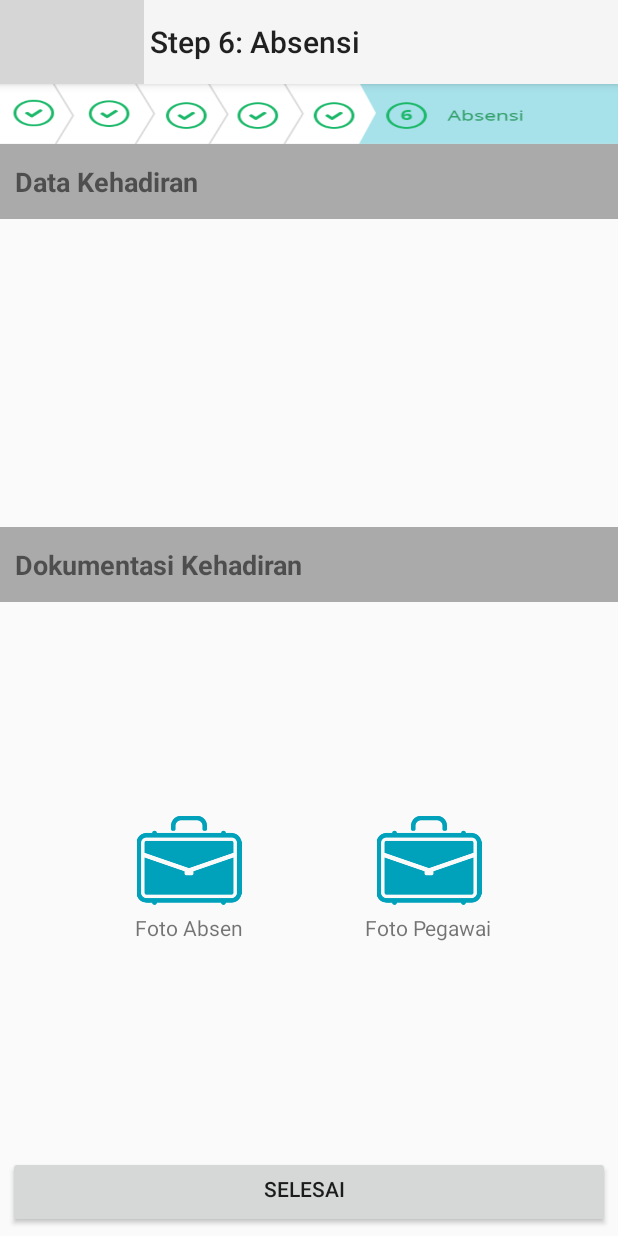
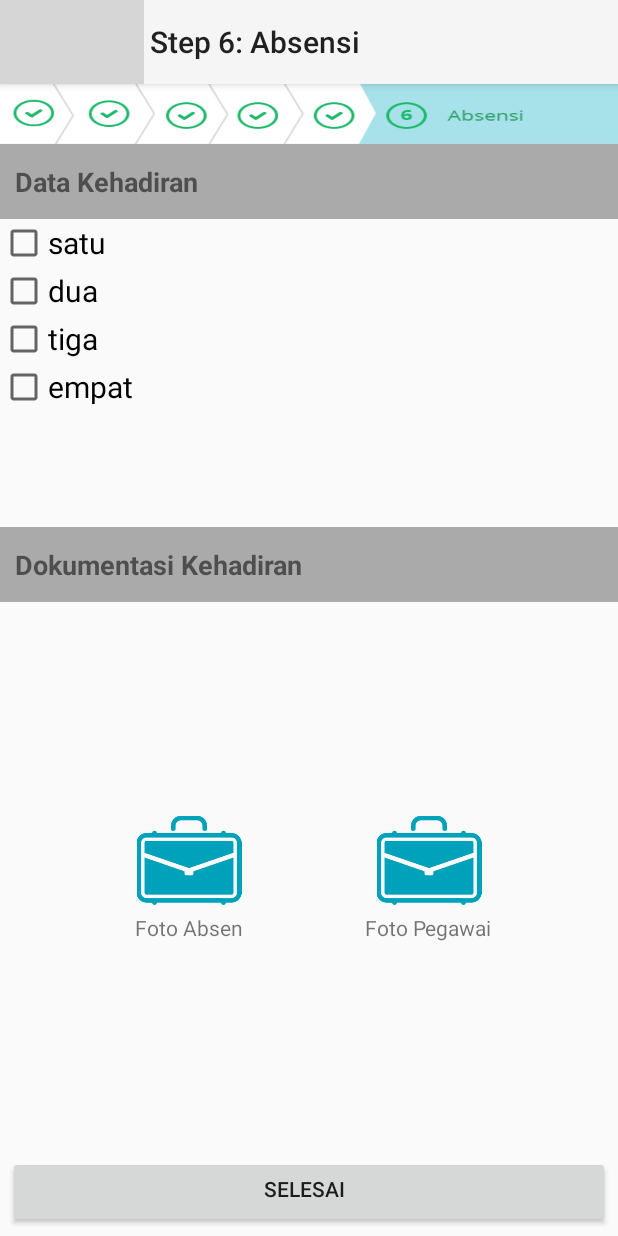
Before and after one commit to rahmatridhamus/MyNato, an Android app: the Step6Absensi screen opened directly, with no data from a screen before it, on a phone screen of 412 x 824 dp. Run offline under Robolectric (Android 15) with nearby library versions, the phone set to English and light mode, and no system bars; grey boxes are pictures that could not be loaded.

Commit message:
radio and checkbox dynamic programmatically

```diff
--- a/app/src/main/AndroidManifest.xml
+++ b/app/src/main/AndroidManifest.xml
@@ -40,7 +40,9 @@
         <activity android:name=".StepCoCActivity.CocVerified" />
         <activity android:name=".Pemberitahuan.Pemberitahuan" />
         <activity android:name=".Pemberitahuan.pemberitahuanDetil" />
-        <activity android:name=".StepCoCActivity.PrepareAddCoc"></activity>
+        <activity android:name=".StepCoCActivity.PrepareAddCoc" />
+        <activity android:name=".StepCoCActivity.PakKadir" />
+        <activity android:name=".StepCoCActivity.Survey" />
     </application>
 
 </manifest>
--- a/app/src/main/java/com/example/rahmatridham/mynato/StepCoCActivity/Step6Absensi.java
+++ b/app/src/main/java/com/example/rahmatridham/mynato/StepCoCActivity/Step6Absensi.java
@@ -6,15 +6,23 @@ import android.os.Bundle;
 import android.support.v7.widget.Toolbar;
 import android.view.View;
 import android.widget.Button;
+import android.widget.CheckBox;
+import android.widget.LinearLayout;
 import android.widget.RelativeLayout;
+import android.widget.Toast;
 
 import com.example.rahmatridham.mynato.LandingPage;
 import com.example.rahmatridham.mynato.R;
 
+import java.util.ArrayList;
+
 public class Step6Absensi extends AppCompatActivity {
     Button selesai;
     RelativeLayout screen;
-
+    LinearLayout linearLayout;
+    ArrayList<String> list;
+    ArrayList<CheckBox> listCheckBox;
+    CheckBox checkBox;
     @Override
     protected void onCreate(Bundle savedInstanceState) {
         super.onCreate(savedInstanceState);
@@ -27,6 +35,7 @@ public class Step6Absensi extends AppCompatActivity {
         selesai.setOnClickListener(new View.OnClickListener() {
             @Override
             public void onClick(View v) {
+                getCheckedName();
                 Intent intent = new Intent(Step6Absensi.this,LandingPage.class);
                 startActivity(intent);
             }
@@ -39,5 +48,46 @@ public class Step6Absensi extends AppCompatActivity {
             public void onClick(View v) {
             }
         });
+
+        linearLayout = (LinearLayout) findViewById(R.id.checkAbsensi);
+        generateCheckList();
+    }
+
+    public void generateCheckList(){
+        list = new ArrayList<>();
+        listCheckBox = new ArrayList<>();
+        list.add("satu");
+        list.add("dua");
+        list.add("tiga");
+        list.add("empat");
+
+        for (int i = 0; i < list.size(); i++) {
+            checkBox = new CheckBox(this);
+            checkBox.setTextSize(20);
+            checkBox.setId(i);
+            checkBox.setText(list.get(i));
+            checkBox.setOnClickListener(clickingListener(checkBox));
+            linearLayout.addView(checkBox);
+            listCheckBox.add(checkBox);
+        }
+    }
+
+    View.OnClickListener clickingListener(final Button button){
+        return new View.OnClickListener() {
+            @Override
+            public void onClick(View v) {
+                Toast.makeText(Step6Absensi.this, "Mantap", Toast.LENGTH_SHORT).show();
+            }
+        };
+    }
+
+    void getCheckedName(){
+        String s = "";
+        for (int i = 0; i < listCheckBox.size(); i++) {
+            if(listCheckBox.get(i).isChecked()){
+                s+=listCheckBox.get(i).getText().toString();
+            }
+        }
+        Toast.makeText(this, s, Toast.LENGTH_SHORT).show();
     }
 }
--- a/app/src/main/res/layout/activity_coc_verified.xml
+++ b/app/src/main/res/layout/activity_coc_verified.xml
@@ -70,6 +70,7 @@
         android:layout_height="match_parent"
         android:layout_below="@+id/relaycoc"
         android:layout_marginTop="10dp"
+        android:gravity="center_horizontal"
         android:id="@+id/radioTipecoc"
         android:layout_above="@+id/buttonSelanjutnya" />
 
--- a/app/src/main/res/layout/activity_step1_visi_misi.xml
+++ b/app/src/main/res/layout/activity_step1_visi_misi.xml
@@ -63,7 +63,8 @@
                 android:paddingLeft="10dp"
                 android:paddingRight="10dp"
                 android:paddingStart="10dp"
-                android:paddingTop="10dp" />
+                android:paddingTop="10dp"
+                android:id="@+id/descVisi" />
 
         </ScrollView>
 
@@ -127,7 +128,8 @@
                 android:paddingLeft="10dp"
                 android:paddingRight="10dp"
                 android:paddingStart="10dp"
-                android:paddingTop="10dp" />
+                android:paddingTop="10dp"
+                android:id="@+id/descMisi" />
 
         </ScrollView>
     </RelativeLayout>
--- a/app/src/main/res/layout/activity_step6_absensi.xml
+++ b/app/src/main/res/layout/activity_step6_absensi.xml
@@ -48,15 +48,16 @@
                 android:textSize="18sp" />
         </RelativeLayout>
 
-        <RadioGroup
-            android:id="@+id/radioTataNilai"
+        <LinearLayout
+            android:orientation="vertical"
+            android:id="@+id/checkAbsensi"
             android:layout_width="match_parent"
             android:layout_height="match_parent"
             android:layout_alignParentLeft="true"
             android:layout_alignParentStart="true"
             android:layout_below="@+id/relDatdir">
 
-        </RadioGroup>
+        </LinearLayout>
 
     </RelativeLayout>
 
```
Also changed, not shown: app/src/main/java/com/example/rahmatridham/mynato/StepCoCActivity/CocVerified.java (+30 -1 lines), app/src/main/java/com/example/rahmatridham/mynato/StepCoCActivity/PakKadir.java (added, +15 -0 lines), app/src/main/java/com/example/rahmatridham/mynato/StepCoCActivity/Step1VisiMisi.java (+20 -11 lines), app/src/main/java/com/example/rahmatridham/mynato/StepCoCActivity/Survey.java (added, +15 -0 lines), app/src/main/res/layout/activity_pak_kadir.xml (added, +13 -0 lines), app/src/main/res/layout/activity_survey.xml (added, +13 -0 lines).
